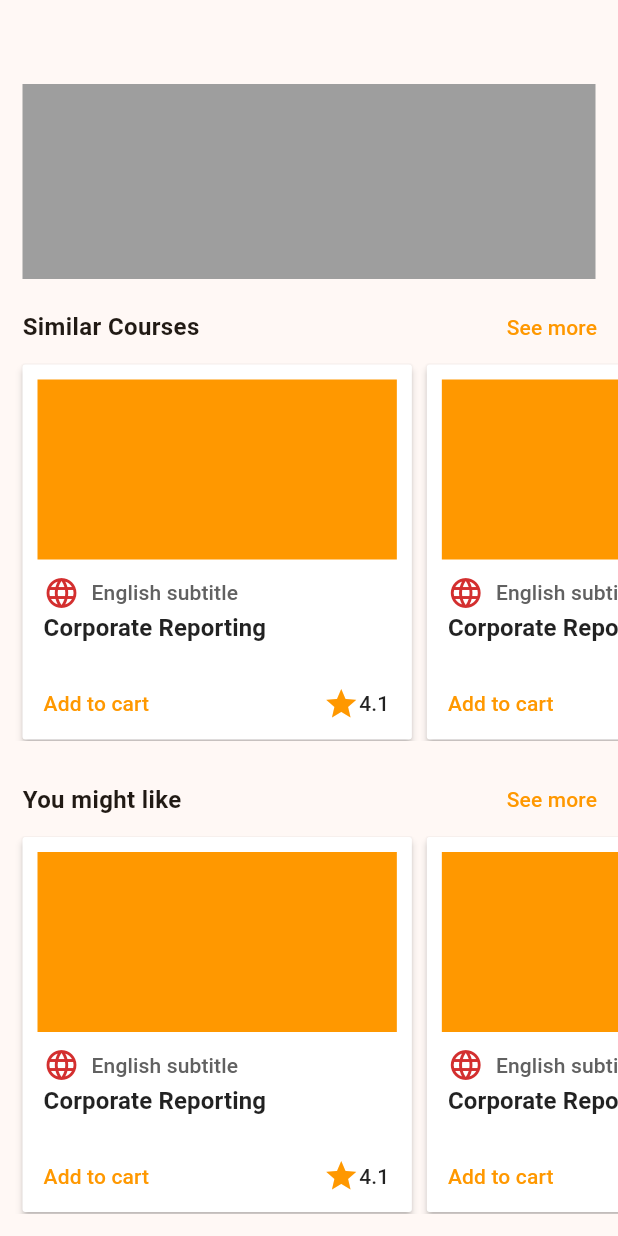
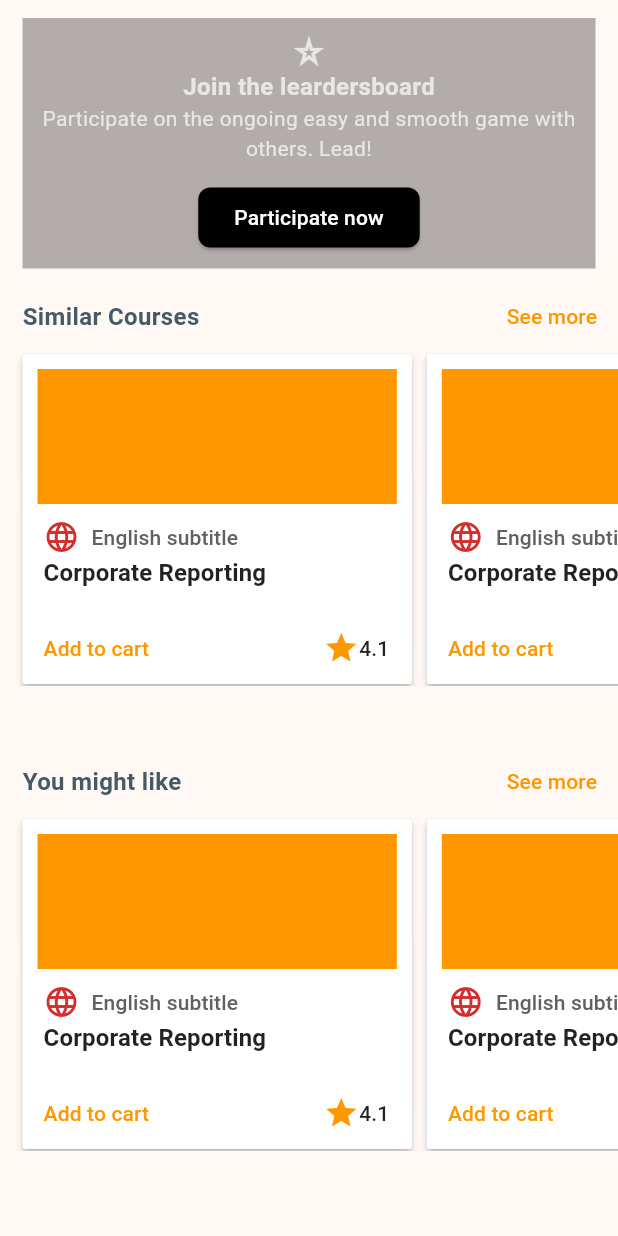
Before and after one commit to Toffee23/course-view, a Flutter app: the screen it shows after launch, on a phone screen of 412 x 824 dp. Run offline on Flutter 3.47's test engine with Material 3 defaults, Android fonts, the phone set to English and light mode, and no system bars.

Commit message:
Update the home ui

```diff
--- a/lib/pages/home/page.dart
+++ b/lib/pages/home/page.dart
@@ -1,3 +1,4 @@
+import 'package:flutter/cupertino.dart';
 import 'package:flutter/material.dart';
 
 import '../../widgets/card.dart';
@@ -8,16 +9,52 @@ class HomePage extends StatelessWidget {
   @override
   Widget build(BuildContext context) {
     return Scaffold(
-      appBar: AppBar(),
+      appBar: AppBar(
+        toolbarHeight: 0,
+      ),
       body: SingleChildScrollView(
+        padding: const EdgeInsets.symmetric(vertical: 12.0),
         child: Column(
           children: <Widget>[
             Padding(
               padding: const EdgeInsets.symmetric(horizontal: 15.0),
               child: Container(
-                height: 130,
-                color: Colors.grey,
-              ),
+                  padding: const EdgeInsets.all(10.0),
+                  color: Colors.black.withOpacity(.3),
+                  child: Column(
+                    children: <Widget>[
+                      const Icon(
+                        Icons.star_border_purple500,
+                        color: Colors.white70,
+                      ),
+                      const Text(
+                        'Join the leardersboard',
+                        style: TextStyle(
+                          fontSize: 16,
+                          color: Colors.white70,
+                          fontWeight: FontWeight.bold,
+                        ),
+                      ),
+                      const Text(
+                        'Participate on the ongoing easy and smooth game with others. Lead!',
+                        textAlign: TextAlign.center,
+                        style: TextStyle(color: Colors.white70),
+                      ),
+                      const SizedBox(height: 12.0),
+                      ElevatedButton(
+                          onPressed: () {},
+                          style: ButtonStyle(
+                              shape: MaterialStatePropertyAll(
+                                  RoundedRectangleBorder(
+                                borderRadius: BorderRadius.circular(8.0),
+                              )),
+                              backgroundColor:
+                                  const MaterialStatePropertyAll(Colors.black),
+                              foregroundColor:
+                                  const MaterialStatePropertyAll(Colors.white)),
+                          child: const Text('Participate now'))
+                    ],
+                  )),
             ),
             const SizedBox(height: 8.0),
             Padding(
@@ -25,9 +62,10 @@ class HomePage extends StatelessWidget {
               child: Row(
                 mainAxisAlignment: MainAxisAlignment.spaceBetween,
                 children: <Widget>[
-                  const Text(
+                  Text(
                     'Similar Courses',
                     style: TextStyle(
+                      color: Colors.blueGrey.shade700,
                       fontWeight: FontWeight.bold,
                       fontSize: 16,
                     ),
@@ -53,16 +91,17 @@ class HomePage extends StatelessWidget {
                 ),
               ),
             ),
-            const SizedBox(height: 15.0),
+            const SizedBox(height: 40.0),
             Padding(
               padding: const EdgeInsets.only(left: 15.0, right: 2.0),
               child: Row(
                 mainAxisAlignment: MainAxisAlignment.spaceBetween,
                 children: <Widget>[
-                  const Text(
+                  Text(
                     'You might like',
                     style: TextStyle(
                       fontWeight: FontWeight.bold,
+                      color: Colors.blueGrey.shade700,
                       fontSize: 16,
                     ),
                   ),
--- a/lib/widgets/card.dart
+++ b/lib/widgets/card.dart
@@ -21,7 +21,7 @@ class HomeCard extends StatelessWidget {
           crossAxisAlignment: CrossAxisAlignment.start,
           children: <Widget>[
             Container(
-              height: 120,
+              height: 90,
               color: Colors.orange,
             ),
             const SizedBox(height: 10.0),
```
